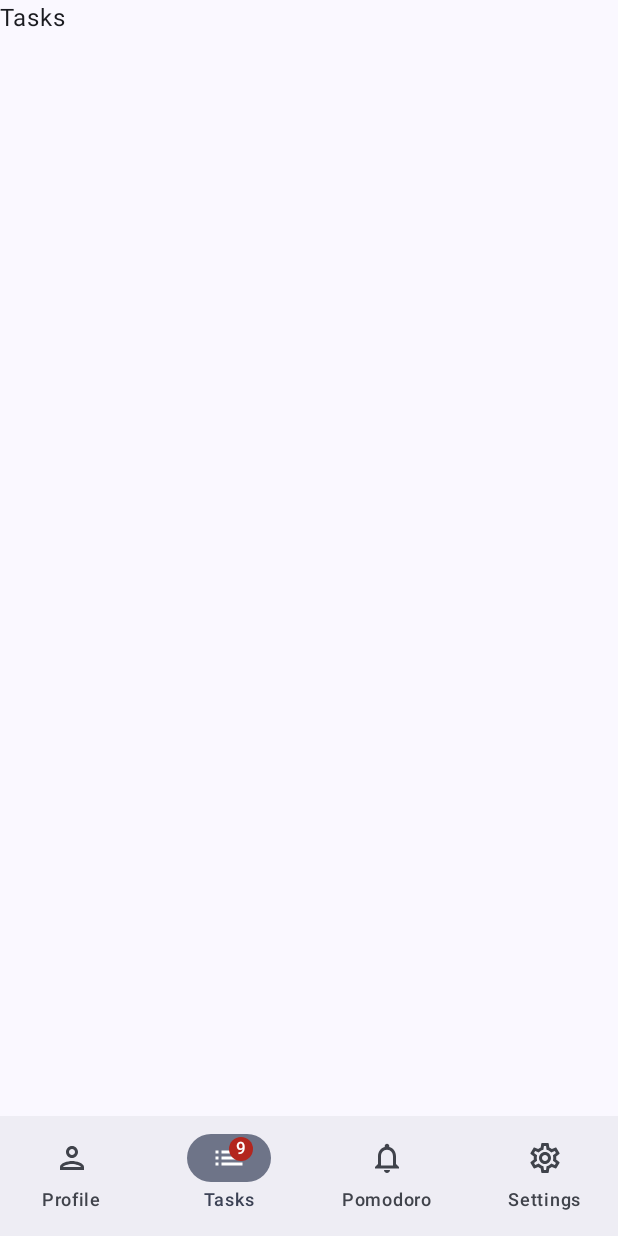
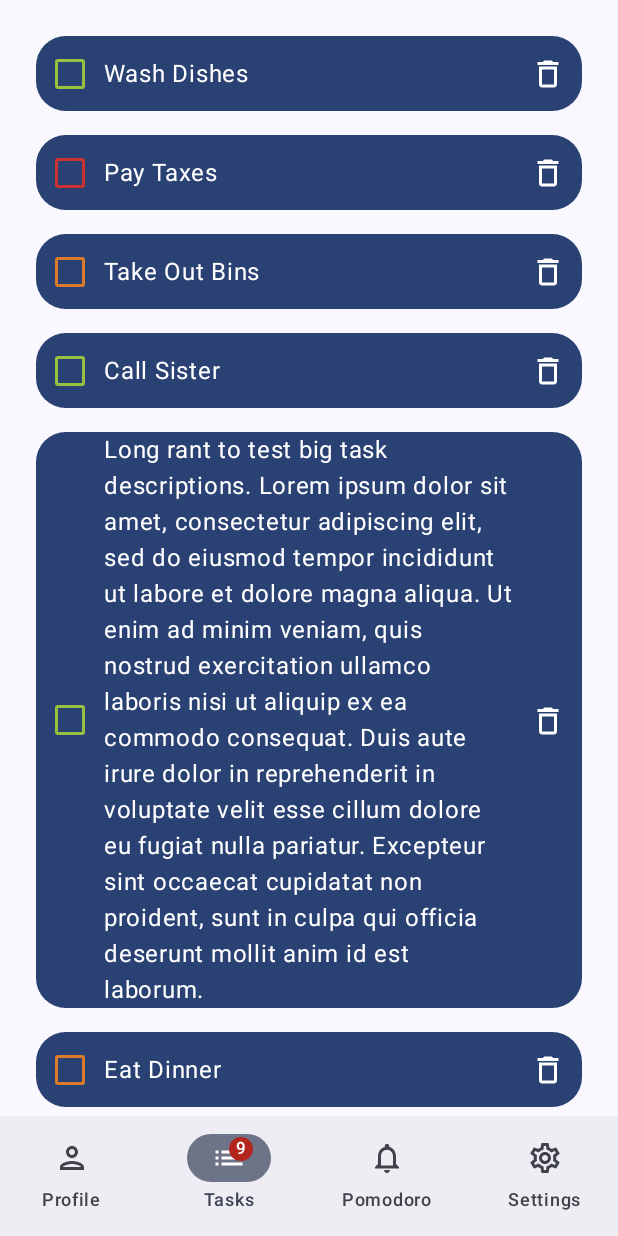
Before and after one commit to P2715990/PomoPlanner, an Android app built with Jetpack Compose: the screen it shows after launch (MainActivity), on a phone screen of 412 x 824 dp. Run offline under Robolectric (Android 15) with nearby library versions, the phone set to English and light mode, and no system bars.

Commit message:
Basic task list structure created

```diff
--- a/app/src/main/java/com/example/pomoplanner/ui/TasksTab.kt
+++ b/app/src/main/java/com/example/pomoplanner/ui/TasksTab.kt
@@ -1,9 +1,141 @@
 package com.example.pomoplanner.ui
 
+import androidx.compose.foundation.border
+import androidx.compose.foundation.layout.Arrangement
+import androidx.compose.foundation.layout.PaddingValues
+import androidx.compose.foundation.layout.Row
+import androidx.compose.foundation.layout.fillMaxWidth
+import androidx.compose.foundation.layout.padding
+import androidx.compose.foundation.layout.size
+import androidx.compose.foundation.lazy.LazyColumn
+import androidx.compose.foundation.lazy.rememberLazyListState
+import androidx.compose.foundation.shape.CircleShape
+import androidx.compose.foundation.shape.RoundedCornerShape
+import androidx.compose.material.icons.Icons
+import androidx.compose.material.icons.outlined.Delete
+import androidx.compose.material3.Checkbox
+import androidx.compose.material3.CheckboxColors
+import androidx.compose.material3.CheckboxDefaults
+import androidx.compose.material3.Icon
+import androidx.compose.material3.IconButton
+import androidx.compose.material3.MaterialTheme
 import androidx.compose.material3.Text
+import androidx.compose.material3.Surface
 import androidx.compose.runtime.Composable
+import androidx.compose.ui.Alignment
+import androidx.compose.ui.Modifier
+import androidx.compose.ui.graphics.Color
+import androidx.compose.ui.unit.dp
+import com.example.pomoplanner.ui.theme.TaskGreen
+import com.example.pomoplanner.ui.theme.TaskOrange
+import com.example.pomoplanner.ui.theme.TaskRed
+
+data class TaskItem(
+    var priority: String,
+    var task: String,
+    var isComplete: Boolean = false
+)
+
+val task1 = TaskItem(
+    priority = "Low",
+    task = "Wash Dishes"
+)
+val task2 = TaskItem(
+    priority = "High",
+    task = "Pay Taxes"
+)
+val task3 = TaskItem(
+    priority = "Moderate",
+    task = "Take Out Bins"
+)
+val task4 = TaskItem(
+    priority = "Low",
+    task = "Call Sister"
+)
+val task5 = TaskItem(
+    priority = "Low",
+    task = "Long rant to test big task descriptions. Lorem ipsum dolor sit amet, consectetur adipiscing elit, sed do eiusmod tempor incididunt ut labore et dolore magna aliqua. Ut enim ad minim veniam, quis nostrud exercitation ullamco laboris nisi ut aliquip ex ea commodo consequat. Duis aute irure dolor in reprehenderit in voluptate velit esse cillum dolore eu fugiat nulla pariatur. Excepteur sint occaecat cupidatat non proident, sunt in culpa qui officia deserunt mollit anim id est laborum."
+)
+val task6 = TaskItem(
+    priority = "Moderate",
+    task = "Eat Dinner"
+)
+
+val taskItems = listOf(task1, task2, task3, task4, task5, task6)
 
 @Composable
 fun TasksTab() {
-    Text(tasksTab.title)
+    TaskListView(taskItems)
 }
+
+@Composable
+fun TaskListView(taskItems: List<TaskItem>) {
+    LazyColumn(
+        state = rememberLazyListState(),
+        contentPadding = PaddingValues(16.dp)
+    ) {
+        taskItems.forEach { taskItem ->
+            item {
+                TaskItemView(taskItem)
+            }
+        }
+    }
+}
+
+@Composable
+fun TaskItemView(taskItem: TaskItem) {
+    val checkBoxColorScheme: Color = when (taskItem.priority) {
+        "Low" -> TaskGreen
+        "Moderate" -> TaskOrange
+        "High" -> TaskRed
+        else -> Color.Unspecified
+    }
+
+    Surface(
+        modifier = Modifier
+            .fillMaxWidth()
+            .padding(8.dp),
+        shape = RoundedCornerShape(20.dp),
+        color = MaterialTheme.colorScheme.primary
+    ) {
+        Row(
+            horizontalArrangement = Arrangement.SpaceBetween,
+            verticalAlignment = Alignment.CenterVertically
+        ) {
+            Checkbox(
+                modifier = Modifier.weight(1.0f),
+                checked = taskItem.isComplete,
+                colors = CheckboxColors(
+                    checkedCheckmarkColor = checkBoxColorScheme,
+                    uncheckedCheckmarkColor = checkBoxColorScheme,
+                    checkedBoxColor = CheckboxDefaults.colors().checkedBoxColor,
+                    uncheckedBoxColor = CheckboxDefaults.colors().uncheckedBoxColor,
+                    disabledCheckedBoxColor = CheckboxDefaults.colors().disabledCheckedBoxColor,
+                    disabledUncheckedBoxColor = CheckboxDefaults.colors().disabledUncheckedBoxColor,
+                    disabledIndeterminateBoxColor = CheckboxDefaults.colors().disabledIndeterminateBoxColor,
+                    checkedBorderColor = checkBoxColorScheme,
+                    uncheckedBorderColor = checkBoxColorScheme,
+                    disabledBorderColor = CheckboxDefaults.colors().disabledBorderColor,
+                    disabledUncheckedBorderColor = CheckboxDefaults.colors().disabledUncheckedBorderColor,
+                    disabledIndeterminateBorderColor = CheckboxDefaults.colors().disabledIndeterminateBorderColor
+                ),
+                onCheckedChange = { /*TODO*/ }
+            )
+
+            Text(
+                modifier = Modifier.weight(6.0f),
+                text = taskItem.task
+            )
+
+            IconButton(
+                modifier = Modifier
+                    .then(Modifier.size(50.dp))
+                    .border(1.dp, Color.Unspecified, shape = CircleShape)
+                    .weight(1.0f),
+                onClick = { /*TODO*/ }
+            ) {
+                Icon(Icons.Outlined.Delete, "Delete")
+            }
+        }
+    }
+}
--- a/app/src/main/java/com/example/pomoplanner/ui/theme/Color.kt
+++ b/app/src/main/java/com/example/pomoplanner/ui/theme/Color.kt
@@ -9,3 +9,7 @@ val Pink80 = Color(0xFFEFB8C8)
 val Purple40 = Color(0xFF6650a4)
 val PurpleGrey40 = Color(0xFF625b71)
 val Pink40 = Color(0xFF7D5260)
+
+val TaskGreen = Color(0xFF99c140)
+val TaskOrange = Color(0xFFdb7b2b)
+val TaskRed = Color(0xFFcc3232)
```
